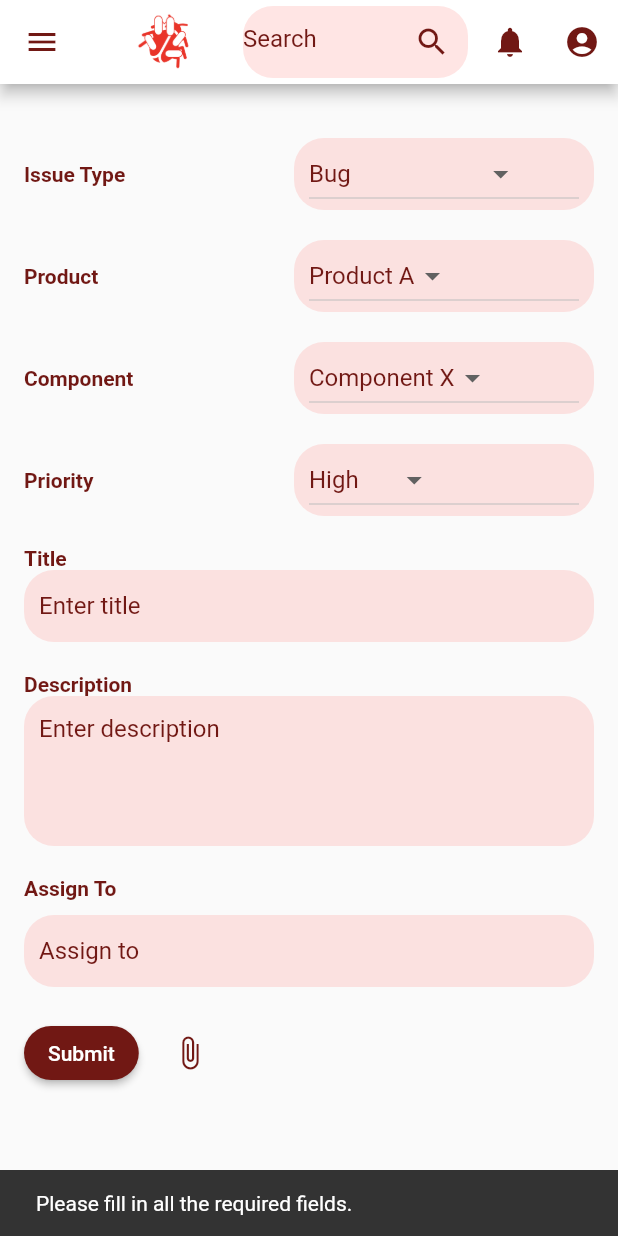
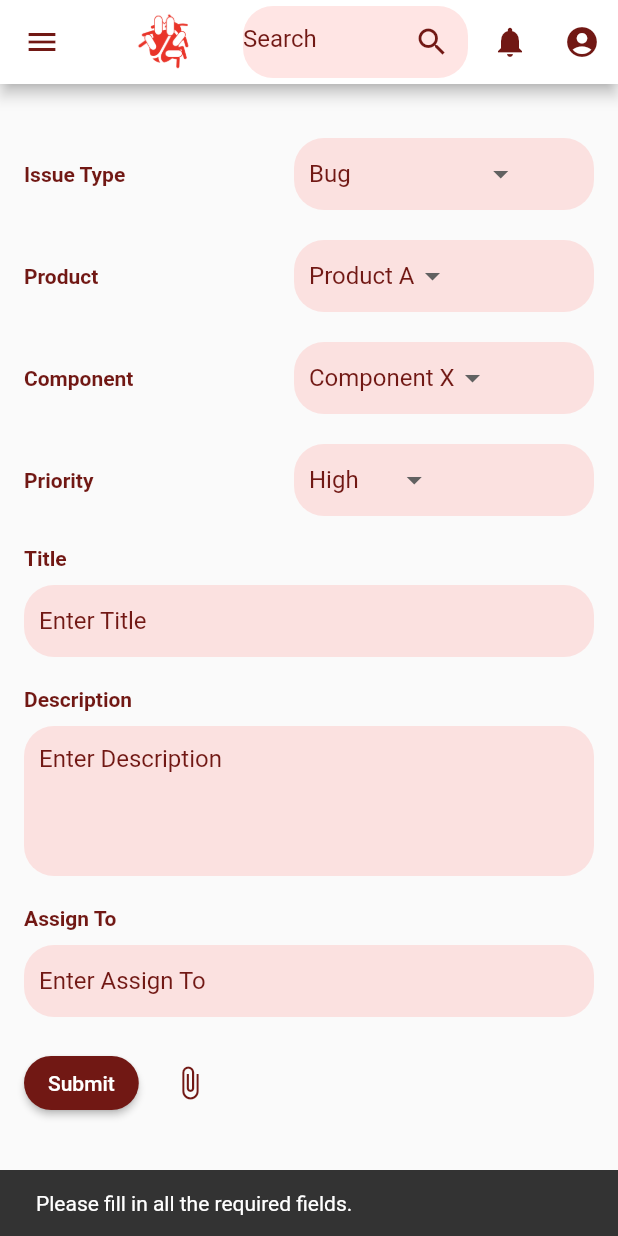
Before and after one commit to srihitha-ravi/demo-frontend, a Flutter app: the screen it shows after launch, after a tap on "Submit", on a phone screen of 412 x 824 dp. Run offline on Flutter 3.47's test engine with Material 2 defaults, Android fonts, the phone set to English and light mode, and no system bars.

Commit message:
Update main.dart

```diff
--- a/lib/main.dart
+++ b/lib/main.dart
@@ -7,47 +7,39 @@ class BugReportPage extends StatelessWidget {
   Widget build(BuildContext context) {
     return MaterialApp(
       home: Scaffold(
-        appBar: PreferredSize(
-          preferredSize: Size.fromHeight(kToolbarHeight),
-          child: AppBar(
+        appBar: AppBar(
           backgroundColor: Colors.white,
-            leading: Builder(
-              builder: (BuildContext context) {
-                return IconButton(
-                  icon: const Icon(
-                    Icons.menu, // Add the sandwich menu icon here
+          leading: IconButton(
+            icon: Icon(
+              Icons.menu,
               color: Color(0xFF711814),
             ),
             onPressed: () {
               Scaffold.of(context).openDrawer();
-                  },
-                );
             },
           ),
           title: Row(
             children: [
               Image.asset(
                 'assets/BugHub.png',
-                  width: 80, // Increase the image size
-                  height: 80, // Increase the image size
+                width: 80,
+                height: 80,
               ),
               SizedBox(width: 10),
               Container(
-                  width: 150, // Reduced search bar width
+                width: 150,
                 decoration: BoxDecoration(
-                    color: Color.fromARGB(66, 255, 154, 150), // Updated color scheme for the search bar
+                  color: Color.fromARGB(66, 255, 154, 150),
                   borderRadius: BorderRadius.circular(20.0),
                 ),
                 child: TextField(
                   decoration: InputDecoration(
                     hintText: 'Search',
                     border: InputBorder.none,
-                      hintStyle: TextStyle(
-                        color: Color(0xFF711814),
-                      ),
+                    hintStyle: TextStyle(color: Color(0xFF711814)),
                     suffixIcon: Icon(
                       Icons.search,
-                        color: Color(0xFF711814), // Icon color for the search bar
+                      color: Color(0xFF711814),
                     ),
                   ),
                 ),
@@ -75,7 +67,6 @@ class BugReportPage extends StatelessWidget {
             ),
           ],
         ),
-        ),
         body: BugReportForm(),
       ),
     );
@@ -88,33 +79,30 @@ class BugReportForm extends StatefulWidget {
 }
 
 class _BugReportFormState extends State<BugReportForm> {
-  String selectedIssueType = 'Bug';
-  String selectedProduct = 'Product A';
-  String selectedComponent = 'Component X';
-  String selectedPriority = 'High';
+  String? selectedIssueType = 'Bug';
+  String? selectedProduct = 'Product A';
+  String? selectedComponent = 'Component X';
+  String? selectedPriority = 'High';
   TextEditingController titleController = TextEditingController();
   TextEditingController descriptionController = TextEditingController();
-  TextEditingController assignToController = TextEditingController(); // Added Assign To
+  TextEditingController assignToController = TextEditingController();
 
   final List<String> issueTypes = ['Bug', 'Feature Request', 'Other'];
   final List<String> products = ['Product A', 'Product B', 'Product C'];
   final List<String> components = ['Component X', 'Component Y', 'Component Z'];
   final List<String> priorities = ['High', 'Medium', 'Low'];
 
-  // Function to validate the form
   bool validateForm() {
-    if (selectedIssueType.isEmpty ||
-        selectedProduct.isEmpty ||
-        selectedComponent.isEmpty ||
-        selectedPriority.isEmpty ||
-        titleController.text.isEmpty ||
-        descriptionController.text.isEmpty ||
-        assignToController.text.isEmpty) {
-      return false; // Form is not valid
+    return [
+      selectedIssueType,
+      selectedProduct,
+      selectedComponent,
+      selectedPriority,
+      titleController.text,
+      descriptionController.text,
+      assignToController.text,
+    ].every((field) => field != null && field.isNotEmpty);
   }
-    return true; // Form is valid
-  }
-
 
   void showErrorSnackbar(BuildContext context) {
     ScaffoldMessenger.of(context).showSnackBar(
@@ -125,7 +113,70 @@ class _BugReportFormState extends State<BugReportForm> {
     );
   }
 
-  double dropdownWidth = 80;
+  Widget buildDropdown(String labelText, String? selectedValue, List<String> items, void Function(String?)? onChanged) {
+    return Row(
+      mainAxisAlignment: MainAxisAlignment.spaceBetween,
+      children: [
+        Text(
+          labelText,
+          style: TextStyle(fontWeight: FontWeight.bold, color: Color(0xFF711814)),
+        ),
+        Container(
+          width: 200,
+          padding: EdgeInsets.symmetric(horizontal: 10),
+          decoration: BoxDecoration(
+            color: Color.fromARGB(66, 255, 154, 150),
+            borderRadius: BorderRadius.circular(20),
+          ),
+          child: DropdownButton<String>(
+            value: selectedValue,
+            onChanged: onChanged,
+            items: items.map((item) {
+              return DropdownMenuItem<String>(
+                value: item,
+                child: Text(
+                  item,
+                  style: TextStyle(color: Color(0xFF711814)),
+                ),
+              );
+            }).toList(),
+            underline: Container(),
+          ),
+        ),
+      ],
+    );
+  }
+
+  Widget buildTextField(String labelText, TextEditingController controller) {
+    return Column(
+      crossAxisAlignment: CrossAxisAlignment.start,
+      children: [
+        Text(
+          labelText,
+          style: TextStyle(fontWeight: FontWeight.bold, color: Color(0xFF711814)),
+        ),
+        SizedBox(height: 10),
+        Container(
+          width: double.infinity,
+          padding: EdgeInsets.symmetric(horizontal: 10),
+          decoration: BoxDecoration(
+            color: Color.fromARGB(66, 255, 154, 150),
+            borderRadius: BorderRadius.circular(20),
+          ),
+          child: TextField(
+            controller: controller,
+            decoration: InputDecoration(
+              border: InputBorder.none,
+              hintText: 'Enter $labelText',
+              hintStyle: TextStyle(color: Color(0xFF711814)),
+            ),
+            maxLines: labelText == 'Description' ? 4 : 1,
+          ),
+        ),
+        SizedBox(height: 20),
+      ],
+    );
+  }
 
   @override
   Widget build(BuildContext context) {
@@ -134,211 +185,25 @@ class _BugReportFormState extends State<BugReportForm> {
       child: ListView(
         children: [
           SizedBox(height: 20),
-          Row(
-            mainAxisAlignment: MainAxisAlignment.spaceBetween,
-            children: [
-              Text(
-                'Issue Type',
-                style: TextStyle(fontWeight: FontWeight.bold, color: Color(0xFF711814)),
-              ),
-              Container(
-                width: 200,
-                padding: EdgeInsets.symmetric(horizontal: 10),
-                decoration: BoxDecoration(
-                  color: Color.fromARGB(66, 255, 154, 150), // Adjust opacity here
-                  borderRadius: BorderRadius.circular(20),
-                ),
-                child: DropdownButton<String>(
-                  value: selectedIssueType,
-                  onChanged: (newValue) {
-                    setState(() {
-                      selectedIssueType = newValue!;
-                    });
-                  },
-                  items: issueTypes.map((type) {
-                    return DropdownMenuItem<String>(
-                      value: type,
-                      child: Text(
-                        type,
-                        style: TextStyle(color: Color(0xFF711814)),
-                      ),
-                    );
-                  }).toList(),
-                ),
-              ),
-            ],
-          ),
-          SizedBox(height: 20),
-          Row(
-            mainAxisAlignment: MainAxisAlignment.spaceBetween,
-            children: [
-              Text(
-                'Product',
-                style: TextStyle(fontWeight: FontWeight.bold, color: Color(0xFF711814)),
-              ),
-              Container(
-                width: 200,
-                padding: EdgeInsets.symmetric(horizontal: 10),
-                decoration: BoxDecoration(
-                  color: Color.fromARGB(66, 255, 154, 150), // Adjust opacity here
-                  borderRadius: BorderRadius.circular(20),
-                ),
-                child: DropdownButton<String>(
-                  value: selectedProduct,
-                  onChanged: (newValue) {
-                    setState(() {
-                      selectedProduct = newValue!;
-                    });
-                  },
-                  items: products.map((product) {
-                    return DropdownMenuItem<String>(
-                      value: product,
-                      child: Text(
-                        product,
-                        style: TextStyle(color: Color(0xFF711814)),
-                      ),
-                    );
-                  }).toList(),
-                ),
-              ),
-            ],
-          ),
-          SizedBox(height: 20),
-          Row(
-            mainAxisAlignment: MainAxisAlignment.spaceBetween,
-            children: [
-              Text(
-                'Component',
-                style: TextStyle(fontWeight: FontWeight.bold, color: Color(0xFF711814)),
-              ),
-              Container(
-                width: 200,
-                padding: EdgeInsets.symmetric(horizontal: 10),
-                decoration: BoxDecoration(
-                  color: Color.fromARGB(66, 255, 154, 150), // Adjust opacity here
-                  borderRadius: BorderRadius.circular(20),
-                ),
-                child: DropdownButton<String>(
-                  value: selectedComponent,
-                  onChanged: (newValue) {
-                    setState(() {
-                      selectedComponent = newValue!;
-                    });
-                  },
-                  items: components.map((component) {
-                    return DropdownMenuItem<String>(
-                      value: component,
-                      child: Text(
-                        component,
-                        style: TextStyle(color: Color(0xFF711814)),
-                      ),
-                    );
-                  }).toList(),
-                ),
-              ),
-            ],
-          ),
-          SizedBox(height: 20),
-          Row(
-            mainAxisAlignment: MainAxisAlignment.spaceBetween,
-            children: [
-              Text(
-                'Priority',
-                style: TextStyle(fontWeight: FontWeight.bold, color: Color(0xFF711814)),
-              ),
-              Container(
-                width: 200,
-                padding: EdgeInsets.symmetric(horizontal: 10),
-                decoration: BoxDecoration(
-                  color: Color.fromARGB(66, 255, 154, 150), // Adjust opacity here
-                  borderRadius: BorderRadius.circular(20),
-                ),
-                child: DropdownButton<String>(
-                  value: selectedPriority,
-                  onChanged: (newValue) {
-                    setState(() {
-                      selectedPriority = newValue!;
-                    });
-                  },
-                  items: priorities.map((priority) {
-                    return DropdownMenuItem<String>(
-                      value: priority,
-                      child: Text(
-                        priority,
-                        style: TextStyle(color: Color(0xFF711814)),
-                      ),
-                    );
-                  }).toList(),
-                ),
-              ),
-            ],
-          ),
-          SizedBox(height: 20),
-          Text(
-            'Title',
-            style: TextStyle(fontWeight: FontWeight.bold, color: Color(0xFF711814)),
-          ),
-          Container(
-            width: double.infinity,
-            padding: EdgeInsets.symmetric(horizontal: 10),
-            decoration: BoxDecoration(
-              color: Color.fromARGB(66, 255, 154, 150), // Adjust opacity here
-              borderRadius: BorderRadius.circular(20),
-            ),
-            child: TextField(
-              controller: titleController,
-              decoration: InputDecoration(
-                border: InputBorder.none,
-                hintText: 'Enter title',
-                hintStyle: TextStyle(color: Color(0xFF711814)),
-              ),
-            ),
-          ),
-          SizedBox(height: 20),
-          Text(
-            'Description',
-            style: TextStyle(fontWeight: FontWeight.bold, color: Color(0xFF711814)),
-          ),
-          Container(
-            width: double.infinity,
-            padding: EdgeInsets.symmetric(horizontal: 10),
-            decoration: BoxDecoration(
-              color: Color.fromARGB(66, 255, 154, 150), // Adjust opacity here
-              borderRadius: BorderRadius.circular(20),
-            ),
-            child: TextField(
-              controller: descriptionController,
-              decoration: InputDecoration(
-                border: InputBorder.none,
-                hintText: 'Enter description',
-                hintStyle: TextStyle(color: Color(0xFF711814)),
-              ),
-              maxLines: 4,
-            ),
-          ),
-          SizedBox(height: 20),
-          Text(
-            'Assign To',
-            style: TextStyle(fontWeight: FontWeight.bold, color: Color(0xFF711814)),
-          ),
-          SizedBox(height: 10),
-          Container(
-            width: double.infinity,
-            padding: EdgeInsets.symmetric(horizontal: 10),
-            decoration: BoxDecoration(
-              color: Color.fromARGB(66, 255, 154, 150), // Adjust opacity here
-              borderRadius: BorderRadius.circular(20),
-            ),
-            child: TextField(
-              controller: assignToController,
-              decoration: InputDecoration(
-                border: InputBorder.none,
-                hintText: 'Assign to',
-                hintStyle: TextStyle(color: Color(0xFF711814)),
-              ),
-            ),
-          ),
-          SizedBox(height: 20),
+          buildDropdown('Issue Type', selectedIssueType, issueTypes, (newValue) {
+            setState(() => selectedIssueType = newValue);
+          }),
+          SizedBox(height: 20), // Added space here
+          buildDropdown('Product', selectedProduct, products, (newValue) {
+            setState(() => selectedProduct = newValue);
+          }),
+          SizedBox(height: 20), // Added space here
+          buildDropdown('Component', selectedComponent, components, (newValue) {
+            setState(() => selectedComponent = newValue);
+          }),
+          SizedBox(height: 20), // Added space here
+          buildDropdown('Priority', selectedPriority, priorities, (newValue) {
+            setState(() => selectedPriority = newValue);
+          }),
+          SizedBox(height: 20), // Added space here
+          buildTextField('Title', titleController),
+          buildTextField('Description', descriptionController),
+          buildTextField('Assign To', assignToController),
           SingleChildScrollView(
             scrollDirection: Axis.horizontal,
             child: Row(
@@ -346,15 +211,11 @@ class _BugReportFormState extends State<BugReportForm> {
               children: [
                 ElevatedButton(
                   onPressed: () {
-                    if (validateForm()) {
-                      // Handle form submission here
-                    } else {
-                      showErrorSnackbar(context);
-                    }
+                    validateForm() ? print('Form submitted!') : showErrorSnackbar(context);
                   },
                   child: Text('Submit', style: TextStyle(color: Colors.white)),
                   style: ElevatedButton.styleFrom(
-                    primary: Color(0xFF711814), // Adjust opacity here
+                    primary: Color(0xFF711814),
                     shape: RoundedRectangleBorder(
                       borderRadius: BorderRadius.circular(20),
                     ),
```
Lines whose indentation alone changed are shown as unchanged.
